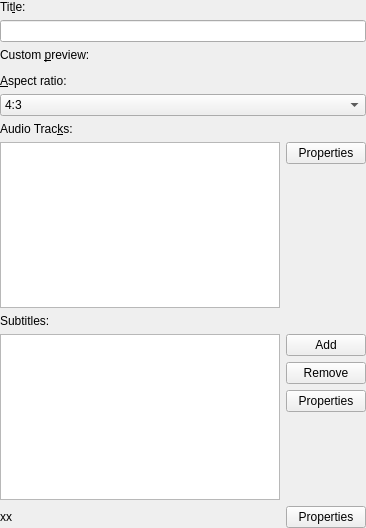
The window that plugins/video/videooptions.ui (google-code-export/kmediafactory) describes before a commit, drawn with Qt 5.
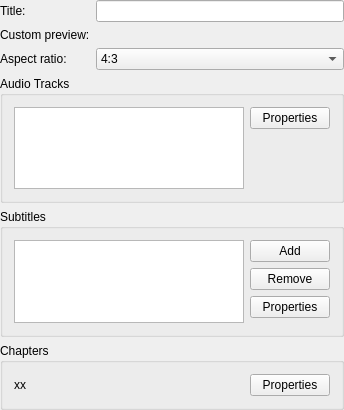
The same window after the commit. Custom widgets are drawn as their Qt base class.

The edit to the form file:
```diff
--- a/plugins/video/videooptions.ui
+++ b/plugins/video/videooptions.ui
@@ -1,36 +1,29 @@
 <ui version="4.0" >
  <class>VideoOptions</class>
- <widget class="QWidget" name="VideoOptions" >
-  <property name="geometry" >
+ <widget class="QWidget" name="VideoOptions">
+  <property name="geometry">
    <rect>
     <x>0</x>
     <y>0</y>
-    <width>366</width>
-    <height>528</height>
+    <width>344</width>
+    <height>410</height>
    </rect>
   </property>
   <property name="windowTitle" >
    <string>Video Options</string>
   </property>
-  <layout class="QVBoxLayout" >
-   <property name="leftMargin" >
-    <number>0</number>
-   </property>
-   <property name="topMargin" >
-    <number>0</number>
-   </property>
-   <property name="rightMargin" >
-    <number>0</number>
-   </property>
-   <property name="bottomMargin" >
+  <layout class="QVBoxLayout" name="verticalLayout">
+   <property name="margin">
     <number>0</number>
    </property>
    <item>
-    <widget class="QLabel" name="titleLabel" >
-     <property name="text" >
-      <string>Tit&amp;le:</string>
-     </property>
-     <property name="wordWrap" >
+    <layout class="QFormLayout" name="formLayout">
+     <item row="0" column="0">
+      <widget class="QLabel" name="titleLabel">
+       <property name="text">
+        <string>Title:</string>
+       </property>
+       <property name="wordWrap">
       <bool>false</bool>
      </property>
      <property name="buddy" >
@@ -38,15 +31,15 @@
      </property>
     </widget>
    </item>
-   <item>
-    <widget class="QLineEdit" name="titleEdit" />
-   </item>
-   <item>
-    <widget class="QLabel" name="directoryLabel" >
-     <property name="text" >
-      <string>Custom &amp;preview:</string>
-     </property>
-     <property name="wordWrap" >
+     <item row="0" column="1">
+      <widget class="QLineEdit" name="titleEdit"/>
+     </item>
+     <item row="1" column="0">
+      <widget class="QLabel" name="directoryLabel">
+       <property name="text">
+        <string>Custom preview:</string>
+       </property>
+       <property name="wordWrap">
       <bool>false</bool>
      </property>
      <property name="buddy" >
@@ -54,15 +47,15 @@
      </property>
     </widget>
    </item>
-   <item>
-    <widget class="KUrlRequester" name="previewUrl" />
-   </item>
-   <item>
-    <widget class="QLabel" name="aspectLabel" >
-     <property name="text" >
-      <string>&amp;Aspect ratio:</string>
-     </property>
-     <property name="wordWrap" >
+     <item row="1" column="1">
+      <widget class="KUrlRequester" name="previewUrl"/>
+     </item>
+     <item row="2" column="0">
+      <widget class="QLabel" name="aspectLabel">
+       <property name="text">
+        <string>Aspect ratio:</string>
+       </property>
+       <property name="wordWrap">
       <bool>false</bool>
      </property>
      <property name="buddy" >
@@ -70,10 +63,10 @@
      </property>
     </widget>
    </item>
+     <item row="2" column="1">
+      <widget class="QComboBox" name="aspectComboBox">
    <item>
-    <widget class="QComboBox" name="aspectComboBox" >
-     <item>
-      <property name="text" >
+        <property name="text">
        <string>4:3</string>
       </property>
      </item>
@@ -84,59 +77,28 @@
      </item>
     </widget>
    </item>
-   <item>
-    <widget class="QLabel" name="audioLabel" >
-     <property name="text" >
-      <string>Audio Trac&amp;ks:</string>
-     </property>
-     <property name="wordWrap" >
-      <bool>false</bool>
-     </property>
-     <property name="buddy" >
-      <cstring>audioListBox</cstring>
-     </property>
-    </widget>
+    </layout>
    </item>
    <item>
-    <layout class="QHBoxLayout" >
-     <property name="spacing" >
-      <number>6</number>
+    <widget class="QGroupBox" name="groupBox">
+     <property name="title">
+      <string>Audio Tracks</string>
      </property>
-     <property name="leftMargin" >
-      <number>0</number>
-     </property>
-     <property name="topMargin" >
-      <number>0</number>
-     </property>
-     <property name="rightMargin" >
-      <number>0</number>
-     </property>
-     <property name="bottomMargin" >
-      <number>0</number>
-     </property>
+     <layout class="QHBoxLayout" name="horizontalLayout">
      <item>
-      <widget class="QListView" name="audioListBox" />
+       <widget class="QListView" name="audioListBox"/>
      </item>
      <item>
-      <layout class="QVBoxLayout" >
-       <property name="spacing" >
+       <layout class="QVBoxLayout">
+        <property name="spacing">
         <number>6</number>
        </property>
-       <property name="leftMargin" >
+        <property name="margin">
         <number>0</number>
        </property>
-       <property name="topMargin" >
-        <number>0</number>
-       </property>
-       <property name="rightMargin" >
-        <number>0</number>
-       </property>
-       <property name="bottomMargin" >
-        <number>0</number>
-       </property>
        <item>
-        <widget class="KPushButton" name="audioPropertiesButton" >
-         <property name="text" >
+         <widget class="KPushButton" name="audioPropertiesButton">
+          <property name="text">
           <string>Properties</string>
          </property>
          <property name="shortcut" >
@@ -163,57 +125,28 @@
       </layout>
      </item>
     </layout>
-   </item>
-   <item>
-    <widget class="QLabel" name="subtitleLabel" >
-     <property name="text" >
-      <string>Subtitles:</string>
-     </property>
-     <property name="wordWrap" >
-      <bool>false</bool>
-     </property>
     </widget>
    </item>
    <item>
-    <layout class="QHBoxLayout" >
-     <property name="spacing" >
-      <number>6</number>
+    <widget class="QGroupBox" name="groupBox_2">
+     <property name="title">
+      <string>Subtitles</string>
      </property>
-     <property name="leftMargin" >
-      <number>0</number>
-     </property>
-     <property name="topMargin" >
-      <number>0</number>
-     </property>
-     <property name="rightMargin" >
-      <number>0</number>
-     </property>
-     <property name="bottomMargin" >
-      <number>0</number>
-     </property>
+     <layout class="QHBoxLayout" name="horizontalLayout_2">
      <item>
-      <widget class="QListView" name="subtitleListBox" />
+       <widget class="QListView" name="subtitleListBox"/>
      </item>
      <item>
-      <layout class="QVBoxLayout" >
-       <property name="spacing" >
+       <layout class="QVBoxLayout">
+        <property name="spacing">
         <number>6</number>
        </property>
-       <property name="leftMargin" >
-        <number>0</number>
-       </property>
-       <property name="topMargin" >
-        <number>0</number>
-       </property>
-       <property name="rightMargin" >
-        <number>0</number>
-       </property>
-       <property name="bottomMargin" >
+        <property name="margin">
         <number>0</number>
        </property>
        <item>
-        <widget class="KPushButton" name="subtitleAddButton" >
-         <property name="text" >
+         <widget class="KPushButton" name="subtitleAddButton">
+          <property name="text">
           <string>Add</string>
          </property>
          <property name="shortcut" >
@@ -222,8 +155,8 @@
         </widget>
        </item>
        <item>
-        <widget class="KPushButton" name="subtitleRemoveButton" >
-         <property name="text" >
+         <widget class="KPushButton" name="subtitleRemoveButton">
+          <property name="text">
           <string>Remove</string>
          </property>
          <property name="shortcut" >
@@ -232,8 +165,8 @@
         </widget>
        </item>
        <item>
-        <widget class="KPushButton" name="subtitlePropertiesButton" >
-         <property name="text" >
+         <widget class="KPushButton" name="subtitlePropertiesButton">
+          <property name="text">
           <string>Properties</string>
          </property>
          <property name="shortcut" >
@@ -260,28 +193,18 @@
       </layout>
      </item>
     </layout>
+    </widget>
    </item>
    <item>
-    <layout class="QHBoxLayout" >
-     <property name="spacing" >
-      <number>6</number>
+    <widget class="QGroupBox" name="groupBox_3">
+     <property name="title">
+      <string>Chapters</string>
      </property>
-     <property name="leftMargin" >
-      <number>0</number>
-     </property>
-     <property name="topMargin" >
-      <number>0</number>
-     </property>
-     <property name="rightMargin" >
-      <number>0</number>
-     </property>
-     <property name="bottomMargin" >
-      <number>0</number>
-     </property>
+     <layout class="QHBoxLayout" name="horizontalLayout_3">
      <item>
-      <widget class="QLabel" name="chapterLabel" >
-       <property name="sizePolicy" >
-        <sizepolicy vsizetype="Preferred" hsizetype="Expanding" >
+       <widget class="QLabel" name="chapterLabel">
+        <property name="sizePolicy">
+         <sizepolicy hsizetype="Expanding" vsizetype="Preferred">
          <horstretch>0</horstretch>
          <verstretch>0</verstretch>
         </sizepolicy>
@@ -295,8 +218,8 @@
       </widget>
      </item>
      <item>
-      <widget class="KPushButton" name="chapterPropertiesButton" >
-       <property name="text" >
+       <widget class="KPushButton" name="chapterPropertiesButton">
+        <property name="text">
         <string>Properties</string>
        </property>
        <property name="shortcut" >
@@ -305,23 +228,37 @@
       </widget>
      </item>
     </layout>
+    </widget>
+   </item>
+   <item>
+    <spacer name="verticalSpacer">
+     <property name="orientation">
+      <enum>Qt::Vertical</enum>
+     </property>
+     <property name="sizeHint" stdset="0">
+      <size>
+       <width>20</width>
+       <height>2</height>
+      </size>
+     </property>
+    </spacer>
    </item>
   </layout>
  </widget>
- <layoutdefault spacing="6" margin="11" />
- <layoutfunction spacing="KDialog::spacingHint" margin="KDialog::marginHint" />
+ <layoutdefault spacing="6" margin="11"/>
+ <layoutfunction spacing="KDialog::spacingHint" margin="KDialog::marginHint"/>
  <pixmapfunction>BTN_ICON</pixmapfunction>
  <customwidgets>
-  <customwidget>
-   <class>KPushButton</class>
-   <extends>QPushButton</extends>
-   <header>kpushbutton.h</header>
-  </customwidget>
   <customwidget>
    <class>KUrlRequester</class>
    <extends>QFrame</extends>
    <header>kurlrequester.h</header>
   </customwidget>
+  <customwidget>
+   <class>KPushButton</class>
+   <extends>QPushButton</extends>
+   <header>kpushbutton.h</header>
+  </customwidget>
  </customwidgets>
  <tabstops>
   <tabstop>titleEdit</tabstop>
```
Left out of the diff: 43 changed lines with no effect on the pictures. Lines whose indentation alone changed are shown as unchanged.
